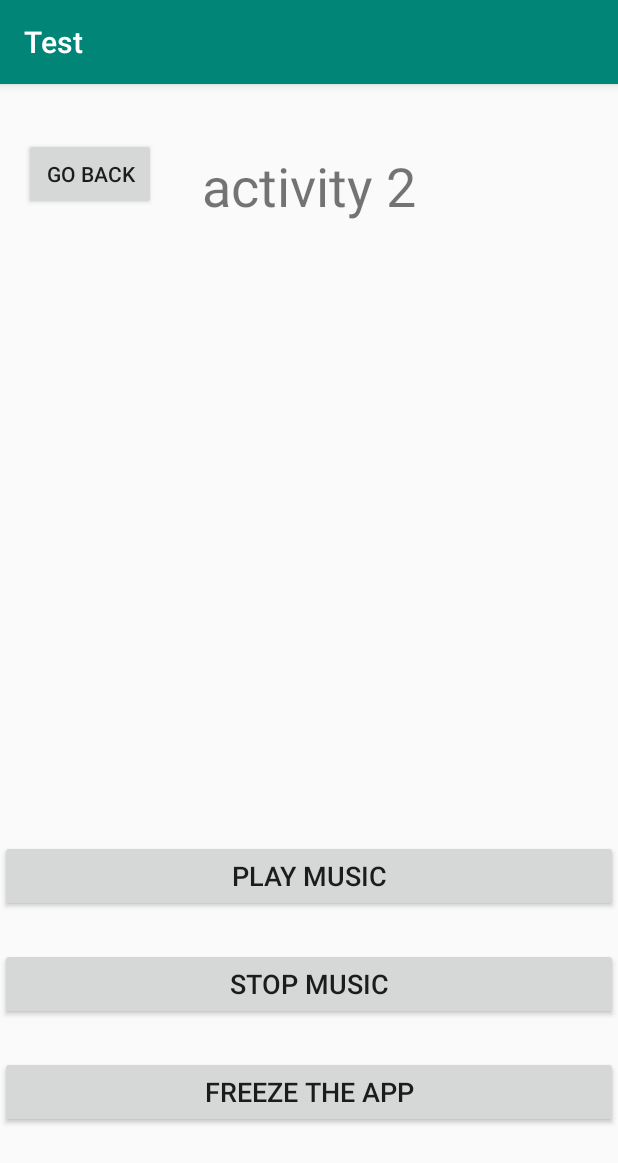
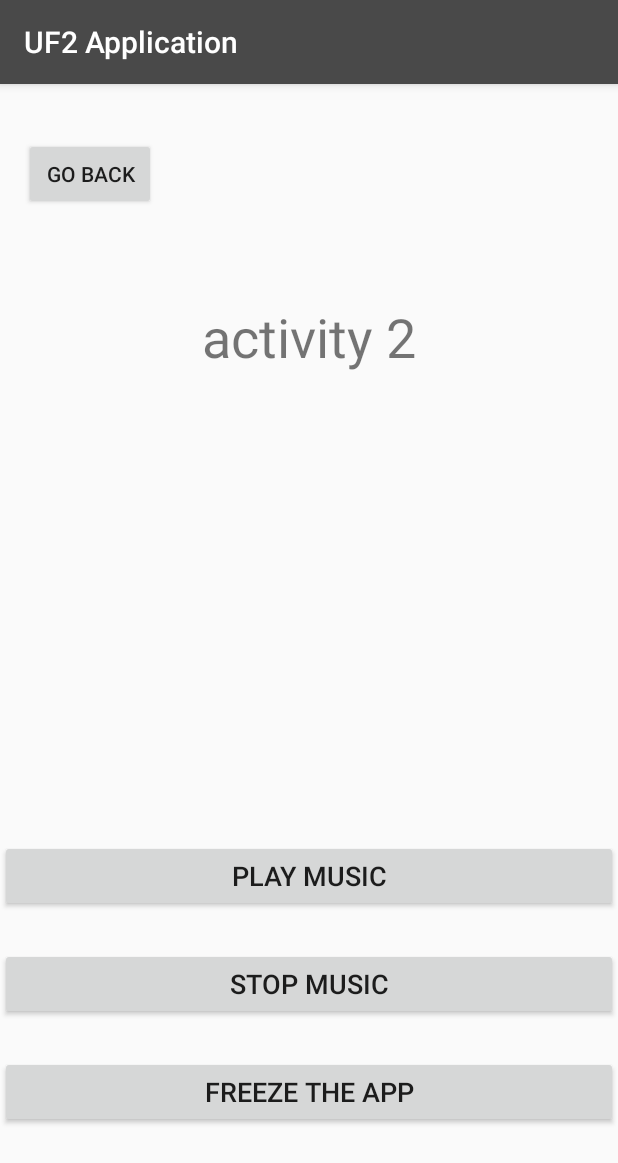
Before and after one commit to Zitd/DesarrolloM08UF2, an Android app: the Activity3 screen opened directly, with no data from a screen before it, on a phone screen of 412 x 824 dp. Shown: the top 1163 px of the screen. Run offline under Robolectric (Android 15) with nearby library versions, the phone set to English and light mode, and no system bars.

Commit message:
UF2_Ver_0.1
Activity 2  terminada a falta de retoques

```diff
--- a/app/src/main/AndroidManifest.xml
+++ b/app/src/main/AndroidManifest.xml
@@ -18,6 +18,8 @@
                 <category android:name="android.intent.category.LAUNCHER" />
             </intent-filter>
         </activity>
+        <service android:name=".MyService"></service>
+
     </application>
 
 </manifest>
--- a/app/src/main/java/com/example/desarrollom08uf2/MainActivity.java
+++ b/app/src/main/java/com/example/desarrollom08uf2/MainActivity.java
@@ -14,13 +14,13 @@ public class MainActivity extends AppCompatActivity {
         setContentView(R.layout.activity_main);
     }
 
-    public void goActivity1(View view) {
+    public void goActivity1(View view) {//Ir activity 1
         Intent intent = new Intent(MainActivity.this,Activity2.class);
         startActivity(intent);
         finish();//cerrar esta pantalla
     }
 
-    public void goActivity2(View view) {
+    public void goActivity2(View view) {//Ir activity 2
         Intent intent = new Intent(MainActivity.this,Activity3.class);
         startActivity(intent);
         finish();//cerrar esta pantalla
--- a/app/src/main/res/layout/activity_2.xml
+++ b/app/src/main/res/layout/activity_2.xml
@@ -17,7 +17,7 @@
         app:layout_constraintLeft_toLeftOf="parent"
         app:layout_constraintStart_toStartOf="parent"
         app:layout_constraintTop_toTopOf="parent"
-        app:layout_constraintVertical_bias="0.06" />
+        app:layout_constraintVertical_bias="0.2" />
 
     <Button
         android:id="@+id/button3"
--- a/app/src/main/res/layout/activity_3.xml
+++ b/app/src/main/res/layout/activity_3.xml
@@ -30,13 +30,14 @@
         app:layout_constraintLeft_toLeftOf="parent"
         app:layout_constraintStart_toStartOf="parent"
         app:layout_constraintTop_toTopOf="parent"
-        app:layout_constraintVertical_bias="0.06" />
+        app:layout_constraintVertical_bias="0.2" />
 
     <Button
         android:id="@+id/button3"
         android:layout_width="0dp"
         android:layout_height="wrap_content"
         android:text="@string/musicPlay"
+        android:onClick="playMusic"
         android:textSize="18sp"
         app:layout_constraintBottom_toBottomOf="parent"
         app:layout_constraintEnd_toEndOf="parent"
@@ -50,6 +51,7 @@
         android:layout_width="0dp"
         android:layout_height="wrap_content"
         android:text="@string/musicStop"
+        android:onClick="stopMusic"
         android:textSize="18sp"
         app:layout_constraintBottom_toBottomOf="parent"
         app:layout_constraintEnd_toEndOf="parent"
@@ -63,6 +65,7 @@
         android:layout_width="0dp"
         android:layout_height="wrap_content"
         android:text="@string/musicFreeze"
+        android:onClick="freeze15"
         android:textSize="18sp"
         app:layout_constraintBottom_toBottomOf="parent"
         app:layout_constraintEnd_toEndOf="parent"
--- a/app/src/main/res/values/colors.xml
+++ b/app/src/main/res/values/colors.xml
@@ -1,6 +1,6 @@
 <?xml version="1.0" encoding="utf-8"?>
 <resources>
-    <color name="colorPrimary">#008577</color>
-    <color name="colorPrimaryDark">#00574B</color>
-    <color name="colorAccent">#D81B60</color>
+    <color name="colorPrimary">#494949</color>
+    <color name="colorPrimaryDark">#313131</color>
+    <color name="colorAccent">#0067BE</color>
 </resources>
--- a/app/src/main/res/values/strings.xml
+++ b/app/src/main/res/values/strings.xml
@@ -1,17 +1,19 @@
 <resources>
-    <string name="app_name">Test</string>
+    <string name="app_name">UF2 Application</string>
     <string name="layout_1">Go to layout 1</string>
     <string name="layout_2">Go to layout 2</string>
     <string name="back">Go back</string>
     <string name="option">Please, choose an option</string>
 
-    <string name="welcome">Wellcome</string>
+    <string name="welcome">Welcome</string>
     <string name="welcome_1">activity 1</string>
     <string name="welcome_2">activity 2</string>
 
     <string name="toast1">You are currently in the activity 1</string>
     <string name="toast2">You are currently in the activity 2</string>
 
+    <string name="playing">Playing…</string>
+    <string name="stop">Music stopped</string>
 
     <string name="tableCreate">Create table</string>
     <string name="tableInsert">Insert data</string>
```
Also changed, not shown: app/src/main/java/com/example/desarrollom08uf2/Activity3.java (+20 -2 lines), app/src/main/java/com/example/desarrollom08uf2/MyService.java (added, +40 -0 lines), 2 other files.
